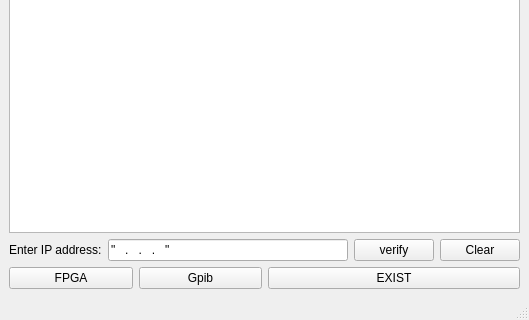
This is GUIfiles/welcomewindow.ui in doctoboggan/DeathRay as Qt 5 draws it before an edit; both pictures show x 0 to 529 and y 214 to 534 of the 529 by 534 pixel window. The edited form follows.
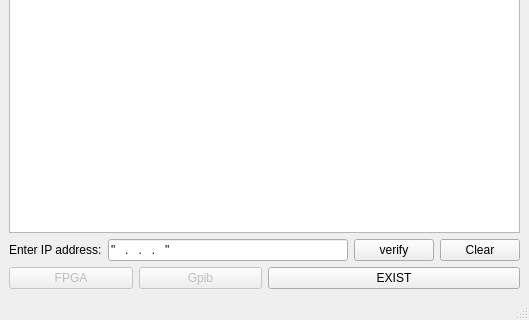
This is the edited form. Icons and pictures are not drawn.

Commit message: add disable buttons until they are enablled

The edit to the form file:
```diff
--- a/GUIfiles/welcomewindow.ui
+++ b/GUIfiles/welcomewindow.ui
@@ -76,6 +76,9 @@
      <layout class="QHBoxLayout" name="horizontalLayout_2">
       <item>
        <widget class="QPushButton" name="fpgaButton">
+        <property name="enabled">
+         <bool>false</bool>
+        </property>
         <property name="text">
          <string>FPGA</string>
         </property>
@@ -83,6 +86,9 @@
       </item>
       <item>
        <widget class="QPushButton" name="gpibButton">
+        <property name="enabled">
+         <bool>false</bool>
+        </property>
         <property name="text">
          <string>Gpib</string>
         </property>
```
Left out of the diff: 36 changed lines with no effect on the pictures. The commit also changes 4 other files.
